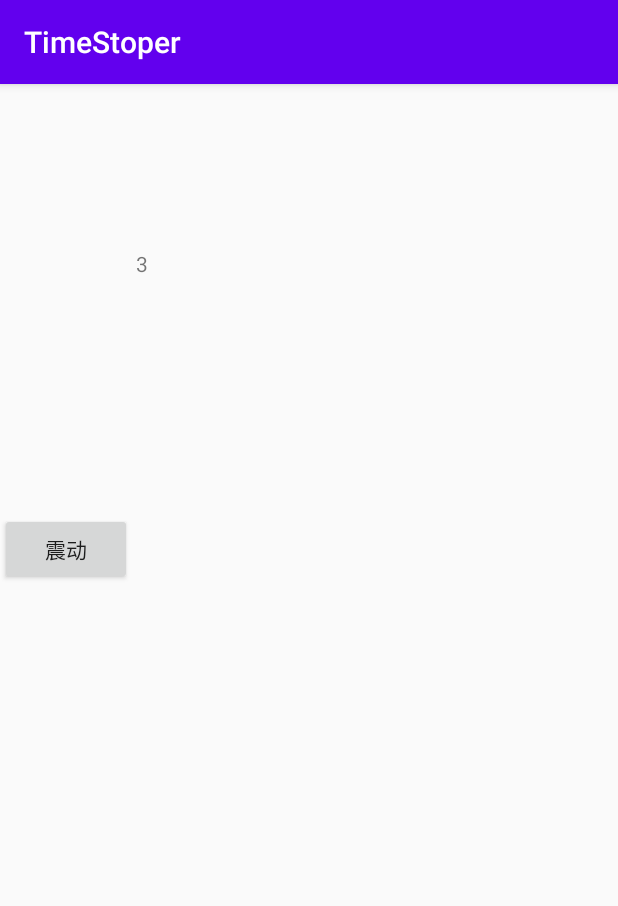
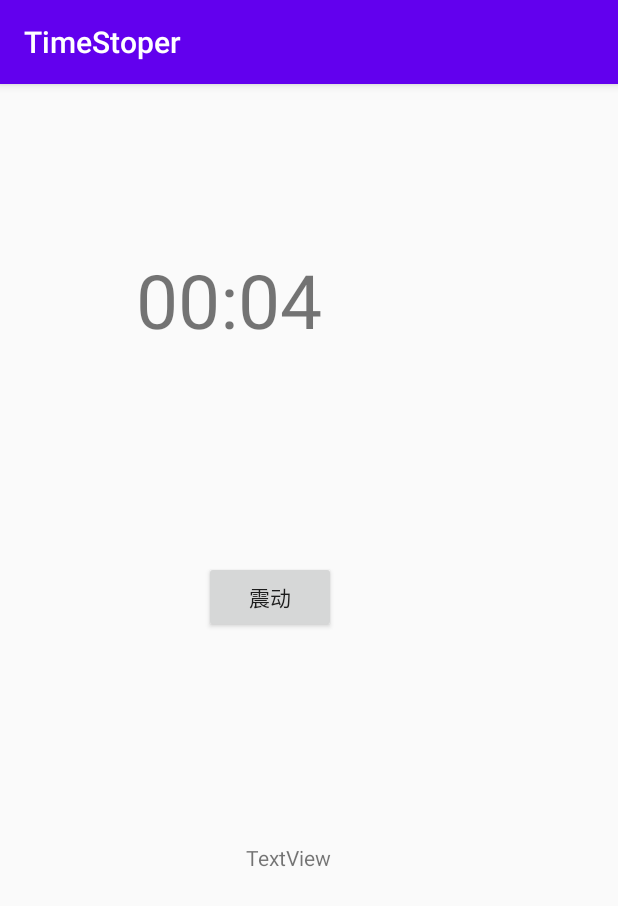
Before and after one commit to Wickyan/TimeStoper, an Android app: the screen it shows after launch (MainActivity), after a tap on "震动", on a phone screen of 412 x 824 dp. Shown: the top 906 px of the screen. Run offline under Robolectric (Android 15) with nearby library versions, the phone set to English and light mode, and no system bars.

Commit message:
功能实现

```diff
--- a/app/src/main/java/com/example/timestoper/MainActivity.java
+++ b/app/src/main/java/com/example/timestoper/MainActivity.java
@@ -12,7 +12,7 @@ import android.widget.TextView;
 import android.widget.Toast;
 
 public class MainActivity extends AppCompatActivity {
-    private TextView tv;
+    private TextView tv, tv2;
     private int i = 0;
 
     @Override
@@ -22,6 +22,8 @@ public class MainActivity extends AppCompatActivity {
 
 
         tv = (TextView) findViewById(R.id.textView);
+        tv2 = (TextView) findViewById(R.id.textView2);
+
         tv.setText("aaaa");
 
         new Thread(new Runnable() {
@@ -31,10 +33,30 @@ public class MainActivity extends AppCompatActivity {
                 // TODO Auto-generated method stub
                 while (true) {
                     try {
-                        tv.setText(String.valueOf((i++)));
+                        i++;
+//                        tv2.setText("String.valueOf(i)" + i + "!!");
+
+                        tv.setText(secToMin(i));
+
+                        switch (i) {
+                            case 3 * 60 :
+                            case 5 * 60 :
+                            case 12 * 60 :
+                            case 15 * 60 :
+                                vibrateByTime(500);
+                                break;
+                            case 1 * 60 :
+                            case 6 * 60 :
+                            case 18 * 60 :
+                                vibrateByTime(1500);
+                                break;
+                        }
+
                         Thread.sleep(1000);
                     } catch (Exception e) {
                         // TODO Auto-generated catch block
+                        Toast.makeText(MainActivity.this, "error",Toast.LENGTH_SHORT).show();
+
                         e.printStackTrace();
                     }
                 }
@@ -56,9 +78,27 @@ public class MainActivity extends AppCompatActivity {
         Ringtone r = RingtoneManager.getRingtone(getApplicationContext(), notification);
         r.play();
     }
-    public void vibrateByTime(int time)
-    {
+    public void vibrateByTime(int time) {
         Vibrator vibrator = (Vibrator)this.getSystemService(this.VIBRATOR_SERVICE);
         vibrator.vibrate(time);
     }
+
+    public String secToMin(int seconds) {
+        int minutes = seconds / 60;
+        String min = "";
+        if (minutes < 10) {
+            min += "0";
+        }
+        min += minutes;
+
+        int remainingSeconds = seconds % 60;
+        String sec = "";
+        if (remainingSeconds < 10) {
+            sec += "0";
+        }
+        sec += remainingSeconds;
+
+        String ss = min + ":" + sec;
+        return ss;
+    }
 }
--- a/app/src/main/res/layout/activity_main.xml
+++ b/app/src/main/res/layout/activity_main.xml
@@ -10,6 +10,7 @@
 
     <TextView
         android:id="@+id/textView"
+        android:textSize="50dp"
         android:layout_width="174dp"
         android:layout_height="100dp"
         android:text="Hello World!"
@@ -20,14 +21,26 @@
         app:layout_constraintTop_toTopOf="parent"
         app:layout_constraintVertical_bias="0.165" />
 
+
     <Button
         android:id="@+id/button"
         android:layout_width="wrap_content"
         android:layout_height="wrap_content"
-        android:layout_marginTop="76dp"
+        android:layout_marginStart="136dp"
+        android:layout_marginTop="108dp"
+        android:onClick="demo"
         android:text="震动"
-        app:layout_constraintTop_toBottomOf="@+id/textView"
-        tools:layout_editor_absoluteX="134dp"
-        android:onClick="demo"/>
+        app:layout_constraintStart_toStartOf="parent"
+        app:layout_constraintTop_toBottomOf="@+id/textView" />
+
+    <TextView
+        android:id="@+id/textView2"
+        android:layout_width="wrap_content"
+        android:layout_height="wrap_content"
+        android:layout_marginStart="164dp"
+        android:layout_marginTop="140dp"
+        android:text="TextView"
+        app:layout_constraintStart_toStartOf="parent"
+        app:layout_constraintTop_toBottomOf="@+id/button" />
 
 </androidx.constraintlayout.widget.ConstraintLayout>
```
Also changed, not shown: 1 other file.
